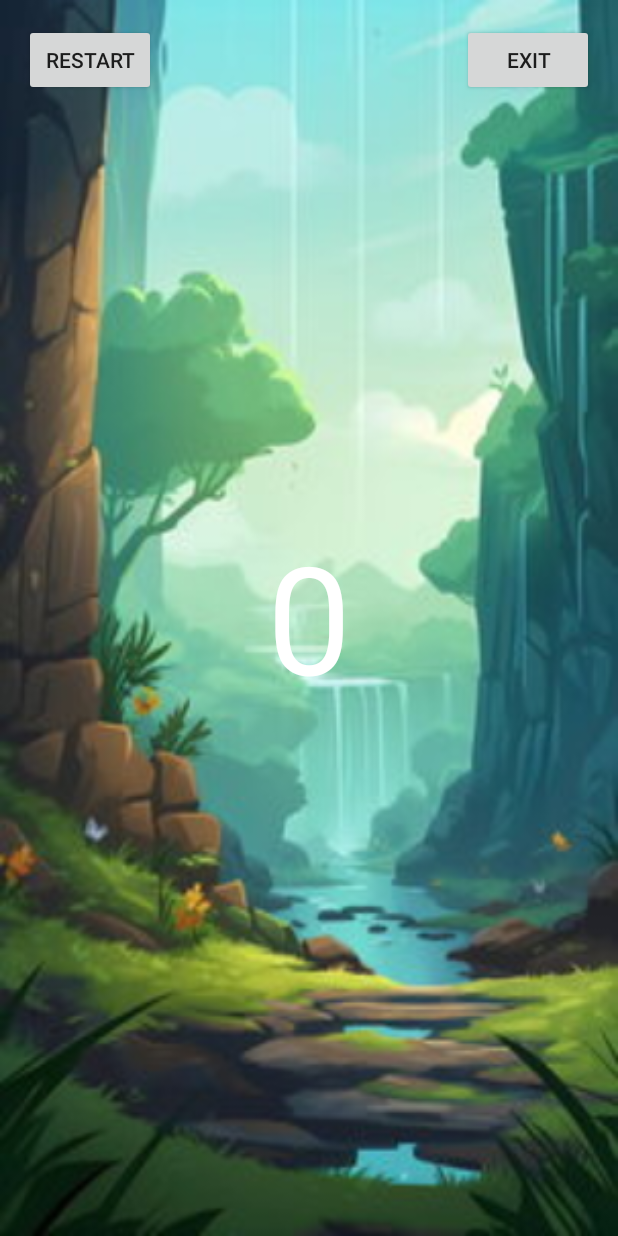
After one commit to ThisaraJayas/SaveEarth, an Android app: the GameOver screen opened directly, with no data from a screen before it, on a phone screen of 412 x 824 dp. The commit adds this screen. Run offline under Robolectric (Android 15) with nearby library versions, the phone set to English and light mode, and no system bars; 1 statement that could not run was skipped.

Commit message:
game loop

```diff
--- /dev/null
+++ b/app/src/main/java/com/example/saveearth/GameOver.java
@@ -0,0 +1,30 @@
+package com.example.saveearth;
+
+import android.content.Intent;
+import android.os.Bundle;
+import android.view.View;
+import android.widget.TextView;
+
+import androidx.annotation.Nullable;
+import androidx.appcompat.app.AppCompatActivity;
+
+public class GameOver extends AppCompatActivity {
+
+    TextView tvPoints;
+    @Override
+    protected void onCreate(@Nullable Bundle savedInstanceState) {
+        super.onCreate(savedInstanceState);
+        setContentView(R.layout.game_over);
+        tvPoints = findViewById(R.id.tvPoints);
+        int points = getIntent().getExtras().getInt("points");
+        tvPoints.setText(""+points);
+    }
+    public void restart(View view){
+        Intent intent = new Intent(this, GameActivity.class);
+        startActivity(intent);
+        finish();
+    }
+    public void exit(View view){
+        finish();
+    }
+}
--- /dev/null
+++ b/app/src/main/res/layout/game_over.xml
@@ -0,0 +1,44 @@
+<?xml version="1.0" encoding="utf-8"?>
+<LinearLayout xmlns:android="http://schemas.android.com/apk/res/android"
+    android:orientation="vertical"
+    android:layout_width="match_parent"
+    android:layout_height="match_parent"
+    android:background="@drawable/background1"
+    android:padding="16dp">
+    <LinearLayout
+        android:layout_width="match_parent"
+        android:layout_height="wrap_content">
+        <Button
+            android:layout_width="wrap_content"
+            android:layout_height="wrap_content"
+            android:text="Restart"/>
+        <View
+            android:layout_width="0dp"
+            android:layout_height="0dp"
+            android:layout_weight="1"/>
+        <Button
+            android:layout_width="wrap_content"
+            android:layout_height="wrap_content"
+            android:text="Exit"
+            android:onClick="exit"/>
+
+    </LinearLayout>
+    <View
+        android:layout_width="0dp"
+        android:layout_height="0dp"
+        android:layout_weight="1"/>
+    <TextView
+        android:layout_width="wrap_content"
+        android:layout_height="wrap_content"
+        android:layout_gravity="center"
+        android:id="@+id/tvPoints"
+        android:textSize="100sp"
+        android:text="100"
+        android:textColor="@android:color/white"
+        android:layout_marginBottom="50dp"/>
+    <View
+        android:layout_width="0dp"
+        android:layout_height="0dp"
+        android:layout_weight="1"/>
+
+</LinearLayout>
--- a/app/src/main/res/values/themes.xml
+++ b/app/src/main/res/values/themes.xml
@@ -6,4 +6,10 @@
     </style>
 
     <style name="Theme.SaveEarth" parent="Base.Theme.SaveEarth" />
+    <style name="Theme.AppCompat.Light.NoActionBar.FullScreen" parent="@style/Theme.AppCompat.Light.NoActionBar">
+        <item name="android:windowNoTitle">true</item>
+        <item name="android:windowActionBar">false</item>
+        <item name="android:windowFullscreen">true</item>
+        <item name="android:windowContentOverlay">@null</item>
+    </style>
 </resources>
```
Also changed, not shown: app/src/main/AndroidManifest.xml (+15 -2 lines), app/src/main/java/com/example/saveearth/GameView.java (+8 -0 lines).
